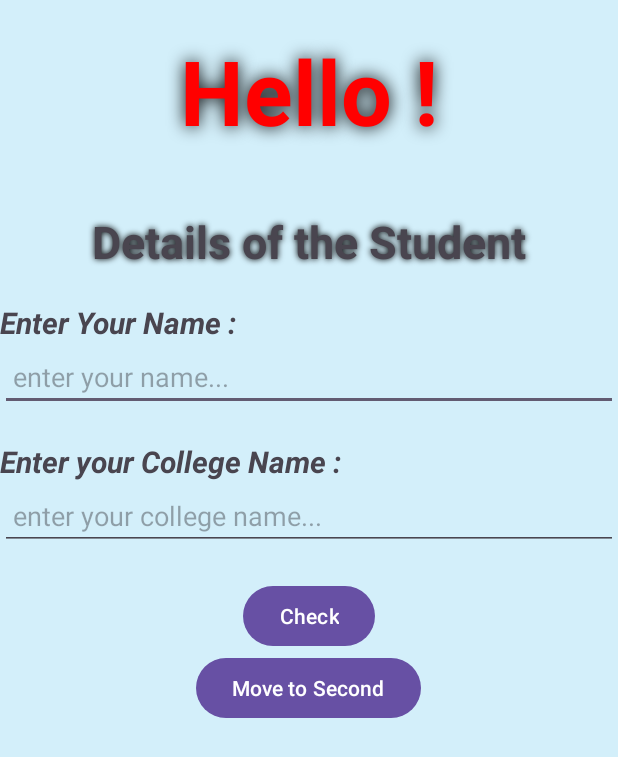
After one commit to pylarohit/Third-Application, an Android app: the ThirdActvity3 screen opened directly, with no data from a screen before it, on a phone screen of 412 x 824 dp. The commit adds this screen. Shown: the top 757 px of the screen. Run offline under Robolectric (Android 15) with nearby library versions, the phone set to English and light mode, and no system bars.

```diff
--- /dev/null
+++ b/app/src/main/java/com/rohit/thirdapplication/ThirdActvity3.kt
@@ -0,0 +1,47 @@
+package com.rohit.thirdapplication
+
+import android.content.Intent
+import android.os.Bundle
+import android.widget.Button
+import android.widget.EditText
+import android.widget.RadioButton
+import android.widget.Toast
+import androidx.activity.enableEdgeToEdge
+
+import androidx.appcompat.app.AppCompatActivity
+import androidx.core.text.isDigitsOnly
+import androidx.core.view.ViewCompat
+import androidx.core.view.WindowInsetsCompat
+
+class ThirdActvity3 : AppCompatActivity() {
+    var name: EditText? = null
+    var college: EditText? = null
+    var check: Button? = null
+    var move: Button? =null
+    override fun onCreate(savedInstanceState: Bundle?) {
+        super.onCreate(savedInstanceState)
+        enableEdgeToEdge()
+        setContentView(R.layout.activity_third_actvity3)
+        name = findViewById(R.id.name)
+        college = findViewById(R.id.college)
+        check = findViewById(R.id.check)
+        move = findViewById(R.id.move)
+        check?.setOnClickListener {
+            var intent =Intent(this, SecondActivity::class.java)
+            if (name?.text?.trim().isNullOrBlank()) {
+                name?.error = "Enter name"
+                Toast.makeText(this, "Data is Empty", Toast.LENGTH_LONG).show()
+            } else if (college?.text.isNullOrBlank()) {
+                college?.error = "Enter college name"
+                Toast.makeText(this, "Fill Data", Toast.LENGTH_LONG).show()
+            } else {
+                Toast.makeText(this, "Recorded", Toast.LENGTH_LONG).show()
+                startActivity(intent)
+            }
+        }
+        move?.setOnClickListener {
+            var intent =Intent(this, MainActivity::class.java)
+            startActivity(intent)
+        }
+    }
+}
--- /dev/null
+++ b/app/src/main/res/layout/activity_third_actvity3.xml
@@ -0,0 +1,76 @@
+<?xml version="1.0" encoding="utf-8"?>
+<LinearLayout xmlns:android="http://schemas.android.com/apk/res/android"
+android:layout_width="match_parent"
+android:layout_height="match_parent"
+android:gravity="center|top"
+android:background="#D3EFFA"
+android:orientation="vertical">
+
+<TextView
+    android:layout_width="match_parent"
+    android:layout_height="wrap_content"
+    android:textAlignment="center"
+    android:text="Hello !"
+    android:textSize="60sp"
+    android:textColor="#ff00"
+    android:layout_margin="20dp"
+    android:textStyle="bold"
+    android:shadowColor="@color/black"
+    android:shadowRadius="14"
+    />
+
+<TextView
+    android:layout_width="match_parent"
+    android:textAlignment="center"
+    android:textSize="30sp"
+    android:textStyle="bold"
+    android:shadowColor="@color/black"
+    android:shadowRadius="5"
+    android:layout_height="wrap_content"
+    android:text="Details of the Student"
+    android:padding="20sp"
+    />
+
+<TextView
+    android:layout_width="match_parent"
+    android:layout_height="wrap_content"
+    android:textStyle="bold|italic"
+    android:text="Enter Your Name :"
+    android:textSize="20sp"
+
+    />
+<EditText
+    android:id="@+id/name"
+    android:layout_width="match_parent"
+    android:layout_height="wrap_content"
+    android:hint=" enter your name..."
+    android:layout_marginBottom="20dp"
+    />
+<TextView
+    android:layout_width="match_parent"
+    android:layout_height="wrap_content"
+    android:textStyle="bold|italic"
+    android:text="Enter your College Name :"
+    android:textSize="20sp"/>
+<EditText
+    android:id="@+id/college"
+    android:layout_width="match_parent"
+    android:layout_height="wrap_content"
+    android:hint=" enter your college name... "
+    android:layout_marginBottom="20dp"
+    />
+
+
+<Button
+    android:id="@+id/btncheck"
+    android:layout_width="wrap_content"
+    android:layout_height="wrap_content"
+    android:text="Check"
+    />
+<Button
+    android:id="@+id/move"
+    android:layout_width="wrap_content"
+    android:layout_height="wrap_content"
+    android:text="Move to Second"/>
+
+</LinearLayout>
--- a/app/src/main/res/values/strings.xml
+++ b/app/src/main/res/values/strings.xml
@@ -1,3 +1,4 @@
 <resources>
     <string name="app_name">Third Application</string>
+    <string name="enter_your_name">1)Enter Your Name=</string>
 </resources>
```
Also changed, not shown: app/src/main/AndroidManifest.xml (+12 -0 lines), app/src/main/java/com/rohit/thirdapplication/MainActivity.kt (+55 -24 lines), app/src/main/java/com/rohit/thirdapplication/MainActivity2.kt (deleted, +0 -23 lines), app/src/main/java/com/rohit/thirdapplication/SecondActivity.kt (added, +36 -0 lines), app/src/main/res/layout/activity_main.xml (+43 -39 lines), app/src/main/res/layout/activity_second.xml (renamed from app/src/main/res/layout/activity_main2.xml, +5 -5 lines).
